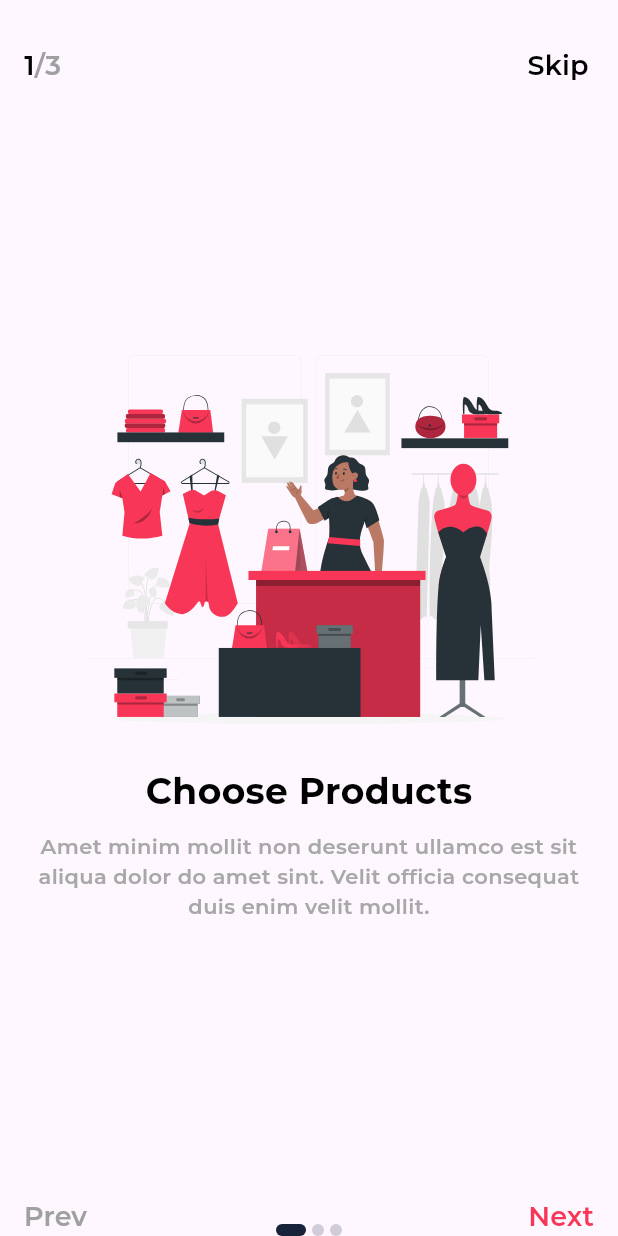
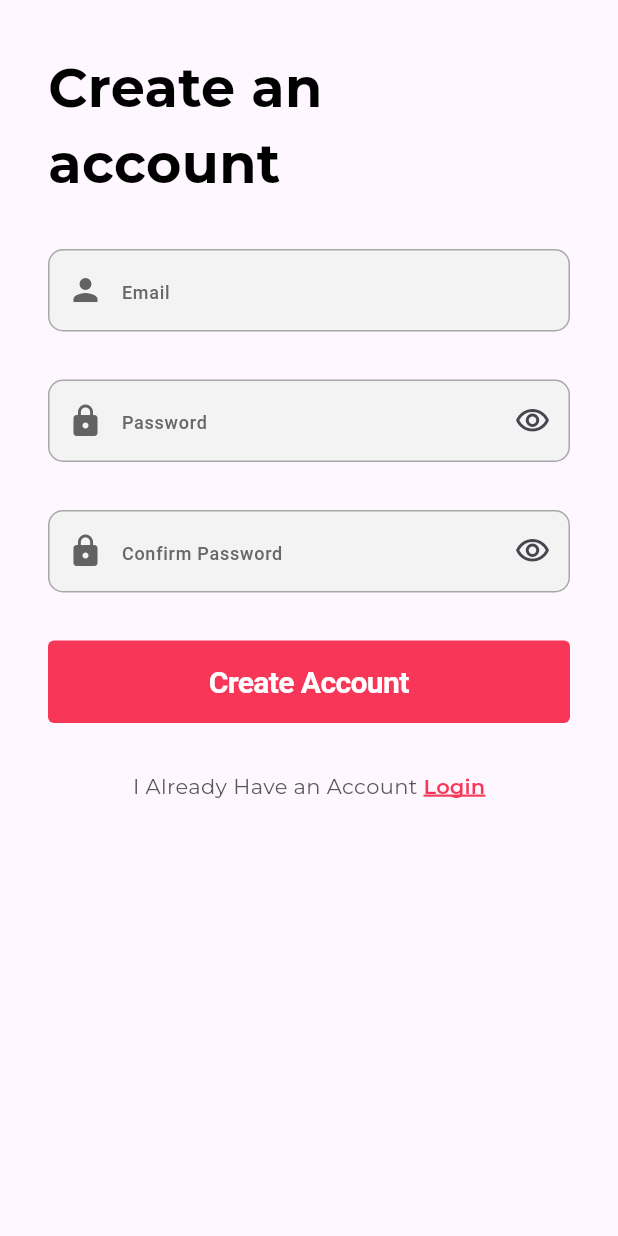
Before and after one commit to AndreyTitov27/Stylish-test-task, a Flutter app: the screen it shows after launch, after a tap on "Skip", on a phone screen of 412 x 824 dp. Run offline on Flutter 3.47's test engine with Material 3 defaults, Android fonts, the phone set to English and light mode, and no system bars; our stand-ins replace flutter_svg, shared_preferences; project files that could hold a hidden picture were left out.

Commit message:
Finish Onboarding screen. Create Sign In/Up screens. Add styles.

```diff
--- a/lib/app.dart
+++ b/lib/app.dart
@@ -1,15 +1,23 @@
 import 'package:flutter/material.dart';
 import 'package:stylish_test_task/presentation/screens/home_screen.dart';
 import 'package:stylish_test_task/presentation/screens/onboarding_screen.dart';
+import 'package:stylish_test_task/presentation/screens/sign_in_screen.dart';
+import 'package:stylish_test_task/presentation/screens/sign_up_screen.dart';
 
 class StylishApp extends StatelessWidget {
-  final bool showOnboarding;
-  const StylishApp({super.key, required this.showOnboarding});
+  final String initialRoute;
+  const StylishApp({super.key, required this.initialRoute});
 
   @override
   Widget build(BuildContext context) {
     return MaterialApp(
-      home: showOnboarding ? const OnboardingScreen() : const HomeScreen(),
+      initialRoute: initialRoute,
+      routes: {
+        '/onboarding': (context) => OnboardingScreen(),
+        '/signIn': (context) => SignInScreen(),
+        '/signUp': (context) => SignUpScreen(),
+        '/home': (context) => HomeScreen(),
+      },
       theme: ThemeData(
         fontFamily: 'Montserrat',
       ),
--- a/lib/main.dart
+++ b/lib/main.dart
@@ -5,6 +5,11 @@ import 'package:stylish_test_task/app.dart';
 void main() async {
   WidgetsFlutterBinding.ensureInitialized();
   final sharedPreferences = await SharedPreferences.getInstance();
-  //final bool showOnboarding = sharedPreferences.getBool('showOnboarding') ?? true;
-  runApp(StylishApp(showOnboarding: true));
+  final bool showOnboarding = sharedPreferences.getBool('firstLaunch') ?? true;
+  String initialRoute = '/signIn';
+  if (showOnboarding) {
+    initialRoute = '/onboarding';
+  }
+
+  runApp(StylishApp(initialRoute: initialRoute));
 }
--- a/lib/presentation/screens/onboarding_screen.dart
+++ b/lib/presentation/screens/onboarding_screen.dart
@@ -51,14 +51,25 @@ class _OnboardingScreenState extends State<OnboardingScreen> {
             itemBuilder: (context, index) {
               return Padding(
                 padding: EdgeInsetsGeometry.symmetric(horizontal: 16.0),
-                child: Column(
-                  mainAxisAlignment: MainAxisAlignment.center,
+                child: Stack(
+                  alignment: AlignmentGeometry.center,
                   children: [
-                    SvgPicture.asset(_destinations[index].image),
-                    Text(_destinations[index].title, style: OnboardingTextStyles.large),
-                    SizedBox(height: 10.0),
-                    Text(_destinations[index].subtitle, style: OnboardingTextStyles.small,
-                      textAlign: TextAlign.center),
+                    Align(
+                      alignment: Alignment(0.0, -0.3),
+                      child: SvgPicture.asset(_destinations[index].image),
+                    ),
+                    Align(
+                      alignment: Alignment(0.0, 0.3),
+                      child: Column(
+                        spacing: 10.0,
+                        mainAxisSize: MainAxisSize.min,
+                        children: [
+                          Text(_destinations[index].title, style: OnboardingTextStyles.large),
+                          Text(_destinations[index].subtitle, style: OnboardingTextStyles.small,
+                            textAlign: TextAlign.center),
+                        ],
+                      ),
+                    ),
                   ],
                 ),
               );
@@ -77,7 +88,7 @@ class _OnboardingScreenState extends State<OnboardingScreen> {
                     Text('/3', style: OnboardingTextStyles.mediumGray),
                   ]
                 ),
-                TextButton(onPressed: (){print('TAPPED');},
+                TextButton(onPressed: () => Navigator.pushReplacementNamed(context, '/signUp'),
                   style: TextButton.styleFrom(
                     overlayColor: Colors.transparent,
                     padding: EdgeInsets.only(right: 16.0),
@@ -95,7 +106,7 @@ class _OnboardingScreenState extends State<OnboardingScreen> {
                 children: [
                   Align(
                     alignment: AlignmentGeometry.bottomLeft,
-                    child: TextButton(onPressed: (){},
+                    child: TextButton(onPressed: _onPrevTap,
                     style: TextButton.styleFrom(
                       overlayColor: Colors.transparent,
                       padding: EdgeInsets.only(left: 16.0),
@@ -107,16 +118,16 @@ class _OnboardingScreenState extends State<OnboardingScreen> {
                   Align(
                     alignment: AlignmentGeometry.bottomCenter,
                     child: Row(
-                      spacing: 4.0,
+                      spacing: 8.0,
                       mainAxisAlignment: MainAxisAlignment.center,
                       children: List.generate(_destinations.length, (index) {
                         final isActive = _currentPage == index;
                         return AnimatedContainer(
                           duration: const Duration(milliseconds: 300),
-                          height: 8.0,
-                          width: isActive ? 20.0 : 8.0,
+                          height: isActive ? 8.0 : 10.0,
+                          width: isActive ? 40.0 : 10.0,
                           decoration: BoxDecoration(
-                            borderRadius: BorderRadius.circular(4.0),
+                            borderRadius: BorderRadius.circular(9999.0),
                             color: isActive ? Color(0xFF17223B) : Color(0xFF17223B).withAlpha((255 * 0.2).round()),
                           ),
                         );
@@ -125,14 +136,16 @@ class _OnboardingScreenState extends State<OnboardingScreen> {
                   ),
                   Align(
                     alignment: AlignmentGeometry.bottomRight,
-                    child: TextButton(onPressed: (){},
+                    child: TextButton(
+                      onPressed: _onNextTap,
                       style: TextButton.styleFrom(
                         overlayColor: Colors.transparent,
                         padding: EdgeInsetsGeometry.only(right: 16.0),
                         minimumSize: Size(0, 0),
                         tapTargetSize: MaterialTapTargetSize.shrinkWrap,
                       ),
-                      child: Text('Next', style: OnboardingTextStyles.mediumRed)),
+                      child: Text(_currentPage == 2 ? 'Get Started' : 'Next', style: OnboardingTextStyles.mediumRed),
+                    ),
                   ),
                 ],
               ),
@@ -142,4 +155,29 @@ class _OnboardingScreenState extends State<OnboardingScreen> {
       ),
     );
   }
+  void _onNextTap() {
+    setState(() {
+      if (_currentPage < 2) {
+        _pageController.animateToPage(
+          ++_currentPage,
+          duration: const Duration(milliseconds: 300),
+          curve: Curves.easeInOut,
+        );
+      }
+      else {
+        Navigator.pushReplacementNamed(context, '/signUp');
+      }
+    });
+  }
+  void _onPrevTap() {
+    setState(() {
+      if (_currentPage > 0) {
+        _pageController.animateToPage(
+          --_currentPage,
+          duration: const Duration(milliseconds: 300),
+          curve: Curves.easeInOut,
+        );
+      }
+    });
+  }
 }
--- /dev/null
+++ b/lib/presentation/screens/sign_in_screen.dart
@@ -0,0 +1,53 @@
+import 'package:flutter/material.dart';
+import 'package:flutter/cupertino.dart';
+import 'package:stylish_test_task/styles.dart';
+import 'package:stylish_test_task/presentation/widgets/stylish_text_field.dart';
+
+class SignInScreen extends StatelessWidget {
+  const SignInScreen({super.key});
+
+  @override
+  Widget build(BuildContext context) {
+    return Scaffold(
+      body: Padding(
+        padding: EdgeInsetsGeometry.only(
+          left: 32.0,
+          right: 32.0,
+          top: MediaQuery.of(context).padding.top + 32.0,
+        ),
+        child: Column(
+          crossAxisAlignment: CrossAxisAlignment.start,
+          spacing: 32.0,
+          children: [
+            Text('Welcome\nBack!', style: SignTextStyles.large, textAlign: TextAlign.left),
+            StylishTextField(placeHolder: 'Email', icon: Icons.person),
+            StylishTextField(isPassword: true, placeHolder: 'Password', icon: Icons.lock),
+            CupertinoButton.filled(
+              color: Color(0xFFF83758),
+              minimumSize: Size(double.infinity, 55.0),
+              borderRadius: BorderRadius.circular(4.0),
+              onPressed: () {},
+              child: Text('Login', style: SignTextStyles.buttonText),
+            ),
+            Row(
+              spacing: 4.0,
+              mainAxisAlignment: MainAxisAlignment.center,
+              children: [
+                Text('Create an Account', style: SignTextStyles.bottomText),
+                TextButton(onPressed: () => Navigator.pushReplacementNamed(context, '/signUp'),
+                  style: TextButton.styleFrom(
+                    overlayColor: Colors.transparent,
+                    padding: EdgeInsetsGeometry.zero,
+                    minimumSize: Size(0.0, 0.0),
+                    tapTargetSize: MaterialTapTargetSize.shrinkWrap,
+                  ),
+                  child: Text('Sign Up', style: SignTextStyles.bottomTextRed),
+                ),
+              ],
+            ),
+          ],
+        ),
+      ),
+    );
+  }
+}
--- /dev/null
+++ b/lib/presentation/screens/sign_up_screen.dart
@@ -0,0 +1,54 @@
+import 'package:flutter/cupertino.dart';
+import 'package:flutter/material.dart';
+import 'package:stylish_test_task/presentation/widgets/stylish_text_field.dart';
+import 'package:stylish_test_task/styles.dart';
+
+class SignUpScreen extends StatelessWidget {
+  const SignUpScreen({super.key});
+
+  @override
+  Widget build(BuildContext context) {
+    return Scaffold(
+      body: Padding(
+        padding: EdgeInsetsGeometry.only(
+          left: 32.0,
+          right: 32.0,
+          top: MediaQuery.of(context).padding.top + 32.0,
+        ),
+        child: Column(
+          crossAxisAlignment: CrossAxisAlignment.start,
+          spacing: 32.0,
+          children: [
+            Text('Create an\naccount', style: SignTextStyles.large, textAlign: TextAlign.left),
+            StylishTextField(placeHolder: 'Email', icon: Icons.person),
+            StylishTextField(isPassword: true, placeHolder: 'Password', icon: Icons.lock),
+            StylishTextField(isPassword: true, placeHolder: 'Confirm Password', icon: Icons.lock),
+            CupertinoButton.filled(
+              color: Color(0xFFF83758),
+              minimumSize: Size(double.infinity, 55.0),
+              borderRadius: BorderRadius.circular(4.0),
+              onPressed: () {},
+              child: Text('Create Account', style: SignTextStyles.buttonText),
+            ),
+            Row(
+              spacing: 4.0,
+              mainAxisAlignment: MainAxisAlignment.center,
+              children: [
+                Text('I Already Have an Account', style: SignTextStyles.bottomText),
+                TextButton(onPressed: () => Navigator.pushReplacementNamed(context, '/signIn'),
+                  style: TextButton.styleFrom(
+                    overlayColor: Colors.transparent,
+                    padding: EdgeInsetsGeometry.zero,
+                    minimumSize: Size(0.0, 0.0),
+                    tapTargetSize: MaterialTapTargetSize.shrinkWrap,
+                  ),
+                  child: Text('Login', style: SignTextStyles.bottomTextRed),
+                ),
+              ],
+            ),
+          ],
+        ),
+      ),
+    );
+  }
+}
--- /dev/null
+++ b/lib/presentation/widgets/stylish_text_field.dart
@@ -0,0 +1,54 @@
+import 'package:flutter/material.dart';
+import 'package:flutter/cupertino.dart';
+
+class StylishTextField extends StatefulWidget {
+  final bool isPassword;
+  final String? placeHolder;
+  final IconData? icon;
+  const StylishTextField({super.key, this.isPassword = false, this.placeHolder, this.icon});
+
+  @override
+  State<StatefulWidget> createState() => _StylishTextFieldState();
+}
+
+class _StylishTextFieldState extends State<StylishTextField> {
+  bool _obscure = true;
+  @override
+  Widget build(BuildContext context) {
+    return Container(
+      height: 55.0,
+      child: CupertinoTextField(
+        decoration: BoxDecoration(
+          color: Color(0xFFF3F3F3),
+          border: Border.all(color: Color(0xFFA8A8A9)),
+          borderRadius: BorderRadius.circular(10.0),
+        ),
+        padding: EdgeInsetsGeometry.symmetric(horizontal: 12.0, vertical: 16.0),
+        placeholder: widget.placeHolder,
+        prefix: widget.icon != null
+          ? Padding(
+            padding: EdgeInsetsGeometry.only(left: 12.0),
+            child: Icon(widget.icon, color: Color(0xFF626262)),
+          )
+          : null,
+          suffix: widget.isPassword
+            ? IconButton(
+              onPressed: () => setState(() => _obscure = !_obscure),
+              icon: _obscure
+                ? Icon(Icons.visibility_outlined)
+                : Icon(Icons.visibility_off_outlined),
+            )
+            : null,
+        placeholderStyle: TextStyle(
+          color: Color(0xFF676767),
+          fontSize: 12.0,
+          fontWeight: FontWeight.w500,
+          letterSpacing: 0.5,
+          height: 2.0,
+        ),
+        textAlignVertical: TextAlignVertical.center,
+        obscureText: widget.isPassword ? _obscure : false,
+      ),
+    );
+  }
+}
--- a/lib/styles.dart
+++ b/lib/styles.dart
@@ -39,3 +39,28 @@ class OnboardingTextStyles {
     fontWeight: FontWeight.w600,
   );
 }
+class SignTextStyles {
+  static const TextStyle large = TextStyle(
+    color: Color(0xFF000000),
+    fontSize: 36.0,
+    fontWeight: FontWeight.w700,
+  );
+  static const TextStyle buttonText = TextStyle(
+    color: Color(0xFFFFFFFF),
+    fontSize: 20.0,
+    fontWeight: FontWeight.w600,
+  );
+  static const TextStyle bottomText = TextStyle(
+    color: Color(0xFF575757),
+    fontSize: 14.0,
+    fontWeight: FontWeight.w400,
+  );
+  static const TextStyle bottomTextRed = TextStyle(
+    color: Color(0xFFF83758),
+    fontSize: 14.0,
+    fontWeight: FontWeight.w600,
+    decoration: TextDecoration.underline,
+    decorationColor: Color(0xFFF83758),
+    decorationThickness: 2.0,
+  );
+}
```
Also changed, not shown: lib/presentation/widgets/onboarding_indicator.dart (deleted).
